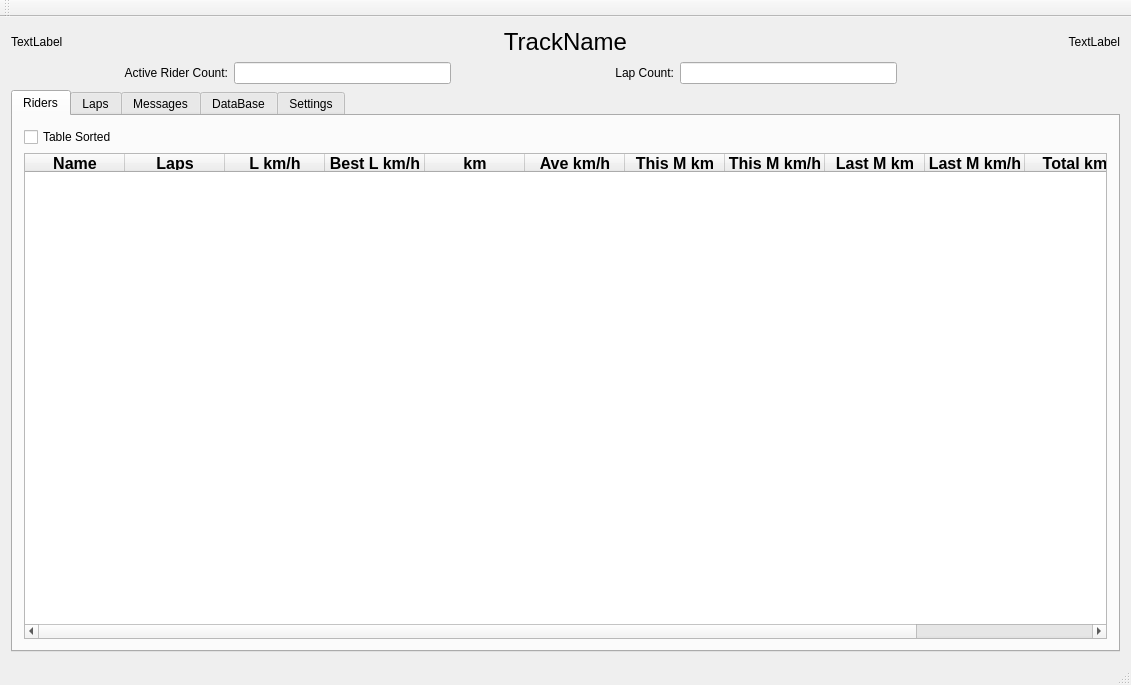
The window that src/mainwindow.ui (mbuckaway/laps) describes before a commit, drawn with Qt 5.
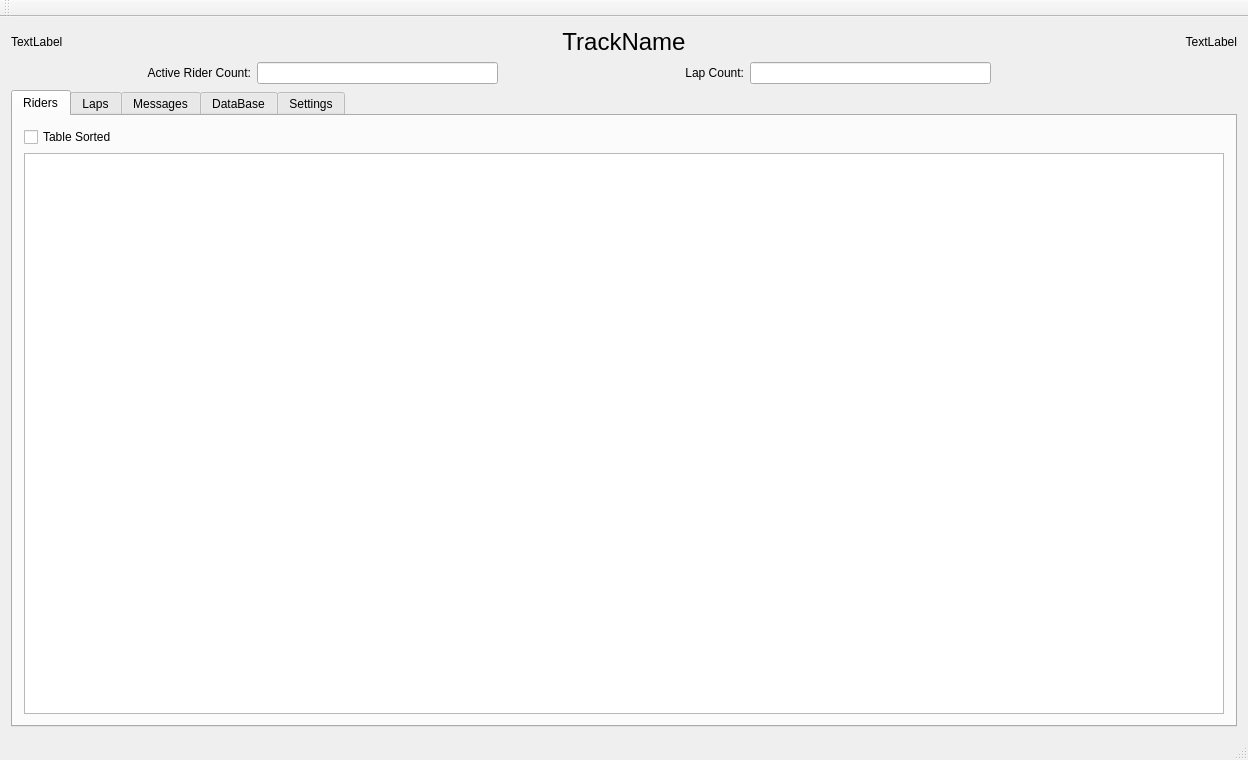
The same window after the commit. The open tabs and pages were chosen to show the change.

Commit message: Table model/view working for alpha testing

Patch:
```diff
--- a/src/mainwindow.ui
+++ b/src/mainwindow.ui
@@ -6,8 +6,8 @@
    <rect>
     <x>0</x>
     <y>0</y>
-    <width>1131</width>
-    <height>685</height>
+    <width>1248</width>
+    <height>760</height>
    </rect>
   </property>
   <property name="sizePolicy">
@@ -138,182 +138,7 @@
          </widget>
         </item>
         <item row="1" column="0">
-         <widget class="QTableWidget" name="activeRidersTableWidget">
-          <property name="sizePolicy">
-           <sizepolicy hsizetype="Expanding" vsizetype="Expanding">
-            <horstretch>10</horstretch>
-            <verstretch>0</verstretch>
-           </sizepolicy>
-          </property>
-          <property name="font">
-           <font>
-            <pointsize>12</pointsize>
-            <stylestrategy>PreferAntialias</stylestrategy>
-           </font>
-          </property>
-          <property name="inputMethodHints">
-           <set>Qt::ImhNone</set>
-          </property>
-          <property name="tabKeyNavigation">
-           <bool>false</bool>
-          </property>
-          <property name="alternatingRowColors">
-           <bool>true</bool>
-          </property>
-          <property name="sortingEnabled">
-           <bool>false</bool>
-          </property>
-          <property name="cornerButtonEnabled">
-           <bool>false</bool>
-          </property>
-          <attribute name="horizontalHeaderHighlightSections">
-           <bool>true</bool>
-          </attribute>
-          <attribute name="horizontalHeaderStretchLastSection">
-           <bool>true</bool>
-          </attribute>
-          <attribute name="verticalHeaderVisible">
-           <bool>false</bool>
-          </attribute>
-          <attribute name="verticalHeaderDefaultSectionSize">
-           <number>52</number>
-          </attribute>
-          <attribute name="verticalHeaderShowSortIndicator" stdset="0">
-           <bool>true</bool>
-          </attribute>
-          <column>
-           <property name="text">
-            <string>Name</string>
-           </property>
-           <property name="font">
-            <font>
-             <weight>75</weight>
-             <bold>true</bold>
-            </font>
-           </property>
-          </column>
-          <column>
-           <property name="text">
-            <string>Laps</string>
-           </property>
-           <property name="font">
-            <font>
-             <weight>75</weight>
-             <bold>true</bold>
-            </font>
-           </property>
-          </column>
-          <column>
-           <property name="text">
-            <string>L km/h</string>
-           </property>
-           <property name="font">
-            <font>
-             <weight>75</weight>
-             <bold>true</bold>
-            </font>
-           </property>
-          </column>
-          <column>
-           <property name="text">
-            <string>Best L km/h</string>
-           </property>
-           <property name="font">
-            <font>
-             <weight>75</weight>
-             <bold>true</bold>
-            </font>
-           </property>
-          </column>
-          <column>
-           <property name="text">
-            <string>km</string>
-           </property>
-           <property name="font">
-            <font>
-             <weight>75</weight>
-             <bold>true</bold>
-            </font>
-           </property>
-          </column>
-          <column>
-           <property name="text">
-            <string>Ave km/h</string>
-           </property>
-           <property name="font">
-            <font>
-             <weight>75</weight>
-             <bold>true</bold>
-            </font>
-           </property>
-          </column>
-          <column>
-           <property name="text">
-            <string>This M km</string>
-           </property>
-           <property name="font">
-            <font>
-             <weight>75</weight>
-             <bold>true</bold>
-            </font>
-           </property>
-          </column>
-          <column>
-           <property name="text">
-            <string>This M km/h</string>
-           </property>
-           <property name="font">
-            <font>
-             <weight>75</weight>
-             <bold>true</bold>
-            </font>
-           </property>
-          </column>
-          <column>
-           <property name="text">
-            <string>Last M km</string>
-           </property>
-           <property name="font">
-            <font>
-             <weight>75</weight>
-             <bold>true</bold>
-            </font>
-           </property>
-          </column>
-          <column>
-           <property name="text">
-            <string>Last M km/h</string>
-           </property>
-           <property name="font">
-            <font>
-             <weight>75</weight>
-             <bold>true</bold>
-            </font>
-           </property>
-          </column>
-          <column>
-           <property name="text">
-            <string>Total km</string>
-           </property>
-           <property name="font">
-            <font>
-             <weight>75</weight>
-             <bold>true</bold>
-            </font>
-           </property>
-          </column>
-          <column>
-           <property name="text">
-            <string>Comment</string>
-           </property>
-           <property name="font">
-            <font>
-             <weight>75</weight>
-             <bold>true</bold>
-            </font>
-           </property>
-          </column>
-         </widget>
+         <widget class="QTableView" name="activeRidersTableView"/>
         </item>
        </layout>
       </widget>
```
Left out of the diff: 423 changed lines with no effect on the pictures. The commit also changes 8 other files.
